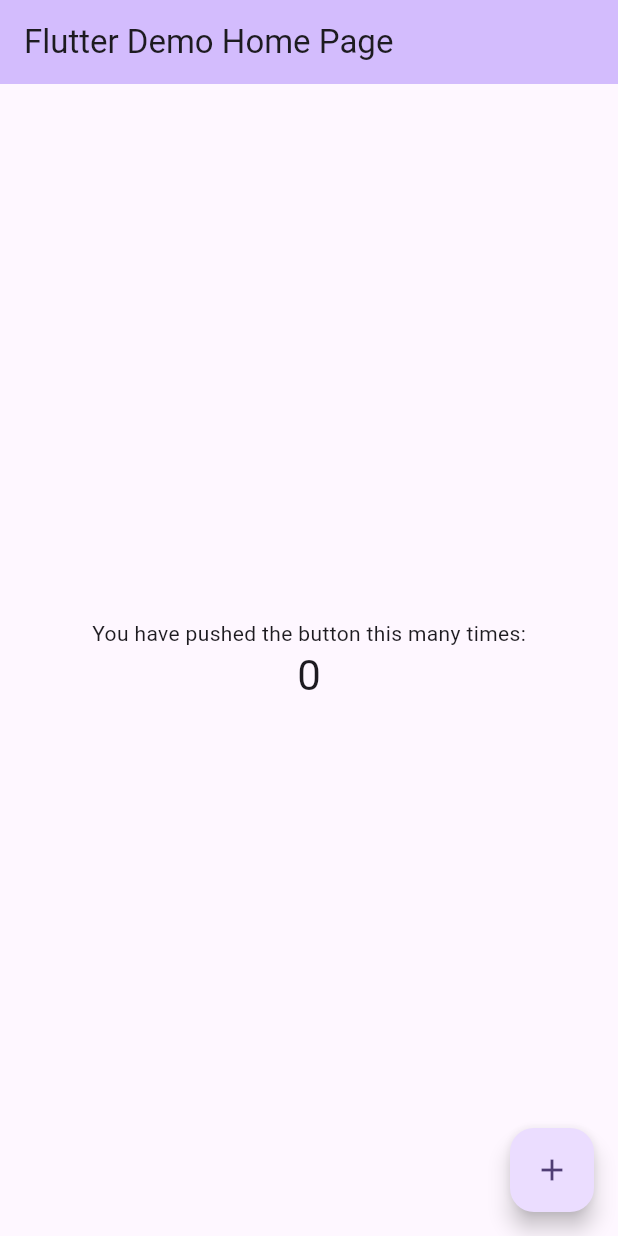
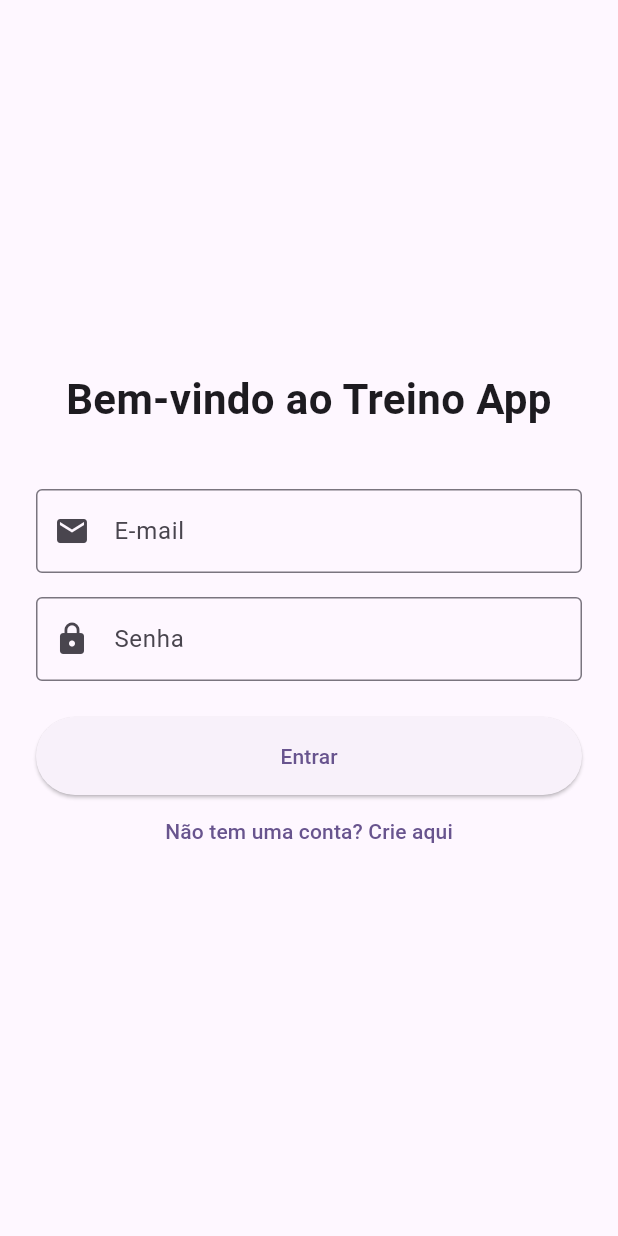
Before and after one commit to anthoni-pivoto/TCC, a Flutter app: the screen it shows after launch, on a phone screen of 412 x 824 dp. Run offline on Flutter 3.47's test engine with Material 3 defaults, Android fonts, the phone set to English and light mode, and no system bars.

Commit message:
Criando primeiras telas

```diff
--- a/treine_se/lib/main.dart
+++ b/treine_se/lib/main.dart
@@ -1,4 +1,5 @@
 import 'package:flutter/material.dart';
+import 'screens/login_screen.dart';
 
 void main() {
   runApp(const MyApp());
@@ -7,116 +8,16 @@ void main() {
 class MyApp extends StatelessWidget {
   const MyApp({super.key});
 
-  // This widget is the root of your application.
   @override
   Widget build(BuildContext context) {
     return MaterialApp(
-      title: 'Flutter Demo',
+      title: 'Treino Personalizado',
+      debugShowCheckedModeBanner: false,
       theme: ThemeData(
-        // This is the theme of your application.
-        //
-        // TRY THIS: Try running your application with "flutter run". You'll see
-        // the application has a purple toolbar. Then, without quitting the app,
-        // try changing the seedColor in the colorScheme below to Colors.green
-        // and then invoke "hot reload" (save your changes or press the "hot
-        // reload" button in a Flutter-supported IDE, or press "r" if you used
-        // the command line to start the app).
-        //
-        // Notice that the counter didn't reset back to zero; the application
-        // state is not lost during the reload. To reset the state, use hot
-        // restart instead.
-        //
-        // This works for code too, not just values: Most code changes can be
-        // tested with just a hot reload.
         colorScheme: ColorScheme.fromSeed(seedColor: Colors.deepPurple),
+        useMaterial3: true,
       ),
-      home: const MyHomePage(title: 'Flutter Demo Home Page'),
+      home: const LoginScreen(),
     );
   }
 }
-
-class MyHomePage extends StatefulWidget {
-  const MyHomePage({super.key, required this.title});
-
-  // This widget is the home page of your application. It is stateful, meaning
-  // that it has a State object (defined below) that contains fields that affect
-  // how it looks.
-
-  // This class is the configuration for the state. It holds the values (in this
-  // case the title) provided by the parent (in this case the App widget) and
-  // used by the build method of the State. Fields in a Widget subclass are
-  // always marked "final".
-
-  final String title;
-
-  @override
-  State<MyHomePage> createState() => _MyHomePageState();
-}
-
-class _MyHomePageState extends State<MyHomePage> {
-  int _counter = 0;
-
-  void _incrementCounter() {
-    setState(() {
-      // This call to setState tells the Flutter framework that something has
-      // changed in this State, which causes it to rerun the build method below
-      // so that the display can reflect the updated values. If we changed
-      // _counter without calling setState(), then the build method would not be
-      // called again, and so nothing would appear to happen.
-      _counter++;
-    });
-  }
-
-  @override
-  Widget build(BuildContext context) {
-    // This method is rerun every time setState is called, for instance as done
-    // by the _incrementCounter method above.
-    //
-    // The Flutter framework has been optimized to make rerunning build methods
-    // fast, so that you can just rebuild anything that needs updating rather
-    // than having to individually change instances of widgets.
-    return Scaffold(
-      appBar: AppBar(
-        // TRY THIS: Try changing the color here to a specific color (to
-        // Colors.amber, perhaps?) and trigger a hot reload to see the AppBar
-        // change color while the other colors stay the same.
-        backgroundColor: Theme.of(context).colorScheme.inversePrimary,
-        // Here we take the value from the MyHomePage object that was created by
-        // the App.build method, and use it to set our appbar title.
-        title: Text(widget.title),
-      ),
-      body: Center(
-        // Center is a layout widget. It takes a single child and positions it
-        // in the middle of the parent.
-        child: Column(
-          // Column is also a layout widget. It takes a list of children and
-          // arranges them vertically. By default, it sizes itself to fit its
-          // children horizontally, and tries to be as tall as its parent.
-          //
-          // Column has various properties to control how it sizes itself and
-          // how it positions its children. Here we use mainAxisAlignment to
-          // center the children vertically; the main axis here is the vertical
-          // axis because Columns are vertical (the cross axis would be
-          // horizontal).
-          //
-          // TRY THIS: Invoke "debug painting" (choose the "Toggle Debug Paint"
-          // action in the IDE, or press "p" in the console), to see the
-          // wireframe for each widget.
-          mainAxisAlignment: MainAxisAlignment.center,
-          children: <Widget>[
-            const Text('You have pushed the button this many times:'),
-            Text(
-              '$_counter',
-              style: Theme.of(context).textTheme.headlineMedium,
-            ),
-          ],
-        ),
-      ),
-      floatingActionButton: FloatingActionButton(
-        onPressed: _incrementCounter,
-        tooltip: 'Increment',
-        child: const Icon(Icons.add),
-      ), // This trailing comma makes auto-formatting nicer for build methods.
-    );
-  }
-}
--- /dev/null
+++ b/treine_se/lib/screens/login_screen.dart
@@ -0,0 +1,75 @@
+import 'package:flutter/material.dart';
+import './register_screen.dart';
+
+class LoginScreen extends StatefulWidget {
+  const LoginScreen({super.key});
+
+  @override
+  State<LoginScreen> createState() => _LoginScreenState();
+}
+
+class _LoginScreenState extends State<LoginScreen> {
+  final _emailController = TextEditingController();
+  final _passwordController = TextEditingController();
+
+  @override
+  Widget build(BuildContext context) {
+    return Scaffold(
+      body: Padding(
+        padding: const EdgeInsets.all(24.0),
+        child: Column(
+          mainAxisAlignment: MainAxisAlignment.center,
+          crossAxisAlignment: CrossAxisAlignment.stretch,
+          children: [
+            const Text(
+              'Bem-vindo ao Treino App',
+              style: TextStyle(fontSize: 28, fontWeight: FontWeight.bold),
+              textAlign: TextAlign.center,
+            ),
+            const SizedBox(height: 40),
+            TextFormField(
+              controller: _emailController,
+              decoration: const InputDecoration(
+                labelText: 'E-mail',
+                border: OutlineInputBorder(),
+                prefixIcon: Icon(Icons.email),
+              ),
+              keyboardType: TextInputType.emailAddress,
+            ),
+            const SizedBox(height: 16),
+            TextFormField(
+              controller: _passwordController,
+              decoration: const InputDecoration(
+                labelText: 'Senha',
+                border: OutlineInputBorder(),
+                prefixIcon: Icon(Icons.lock),
+              ),
+              obscureText: true,
+            ),
+            const SizedBox(height: 24),
+            ElevatedButton(
+              onPressed: () {
+                print('Login: ${_emailController.text}');
+              },
+              style: ElevatedButton.styleFrom(
+                padding: const EdgeInsets.symmetric(vertical: 16),
+              ),
+              child: const Text('Entrar'),
+            ),
+            TextButton(
+              onPressed: () {
+                Navigator.push(
+                  context,
+                  MaterialPageRoute(
+                    builder: (context) => const RegisterScreen(),
+                  ),
+                );
+              },
+              child: const Text('Não tem uma conta? Crie aqui'),
+            ),
+          ],
+        ),
+      ),
+    );
+  }
+}
```
Also changed, not shown: treine_se/lib/screens/register_screen.dart (added, +86 -0 lines).
